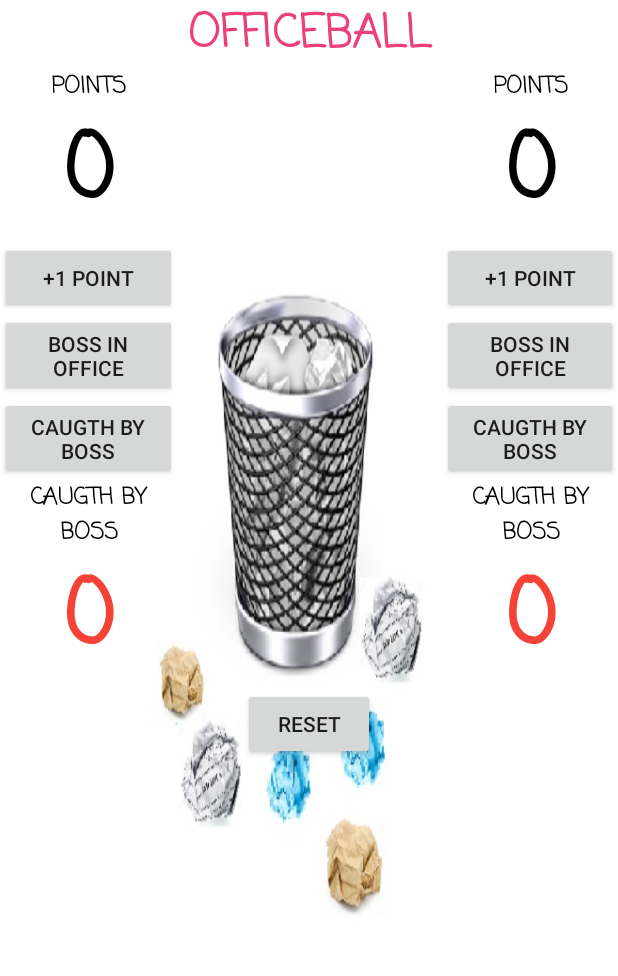
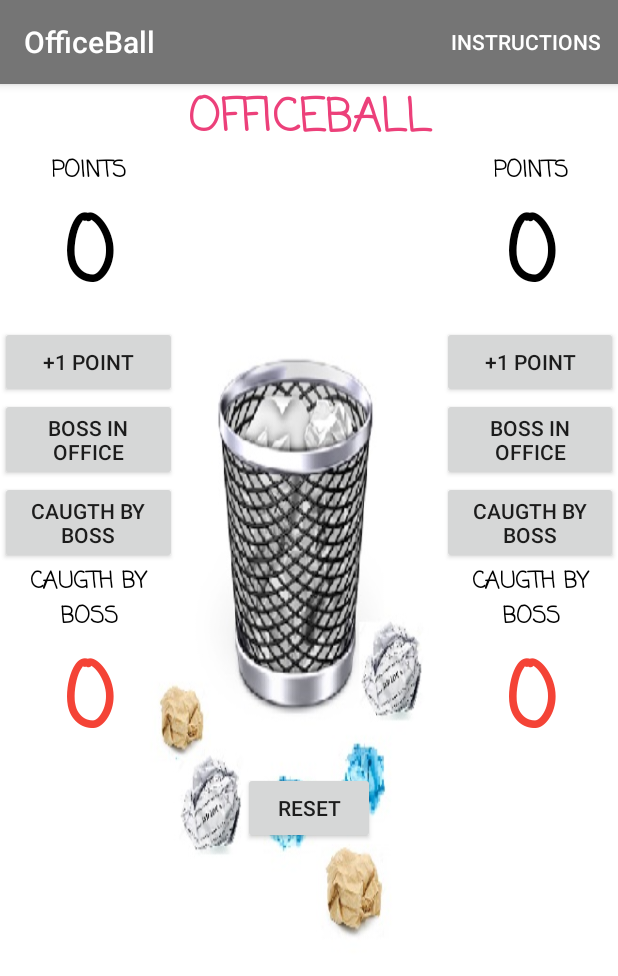
Before and after one commit to mmoresco35/OfficeBall, an Android app: the screen it shows after launch (MainActivity), after a tap on "RESET", on a phone screen of 412 x 824 dp. Shown: the top 976 px of the screen. Run offline under Robolectric (Android 15) with nearby library versions, the phone set to English and light mode, and no system bars.

```diff
--- a/app/src/main/java/com/example/android/officeball/MainActivity.java
+++ b/app/src/main/java/com/example/android/officeball/MainActivity.java
@@ -1,29 +1,29 @@
 package com.example.android.officeball;
 
+import android.app.AlertDialog;
+import android.app.Dialog;
+import android.app.DialogFragment;
+import android.content.DialogInterface;
 import android.media.MediaPlayer;
-import android.os.CountDownTimer;
 import android.support.v7.app.AppCompatActivity;
 import android.os.Bundle;
-import android.text.Layout;
+import android.view.Menu;
+import android.view.MenuItem;
 import android.view.View;
-import android.widget.Button;
 import android.widget.LinearLayout;
-import android.widget.RelativeLayout;
 import android.widget.TextView;
 import android.widget.Toast;
 
-import static android.icu.lang.UCharacter.GraphemeClusterBreak.L;
-import static android.icu.lang.UCharacter.GraphemeClusterBreak.V;
 import static android.widget.Toast.makeText;
-import static com.example.android.officeball.R.string.points;
 
 public class MainActivity extends AppCompatActivity {
 
     private MediaPlayer bossPlayer;
     int pointsA = 0;
     int cBossA = 0;
-    int pointsB =0;
+    int pointsB = 0;
     int cBossB = 0;
+
     /**
      * Fragment's state saved.
      */
@@ -56,7 +56,25 @@ public class MainActivity extends AppCompatActivity {
         setData();
     }
 
-    private void setData(){
+    public boolean onCreateOptionsMenu(Menu menu) {
+        //"inflamos" el menu
+        getMenuInflater().inflate(R.menu.menu, menu);
+        return true;
+    }
+
+    public boolean onOptionsItemSelected(MenuItem item) {
+        showInstructions();
+
+        return true;
+    }
+
+    public void showInstructions(){
+        DiaInstructions diaInstructions = new DiaInstructions();
+        diaInstructions.show(getFragmentManager(), getString(R.string.instructions));
+    }
+
+
+    private void setData() {
         TextView textViewA = (TextView) findViewById(R.id.tvpointsA);
         textViewA.setText(Integer.toString(pointsA));
 
@@ -71,69 +89,70 @@ public class MainActivity extends AppCompatActivity {
 
     }
 
-    public void incrasePointsA (View view){
+    public void incrasePointsA(View view) {
         pointsA++;
         setData();
     }
 
-    public void incrasePointsB (View view){
+    public void incrasePointsB(View view) {
         pointsB++;
         setData();
     }
 
-    public void pointBossA (View view){
-        pointsA +=3;
-        setData();
-    }
-    public void pointBossB (View view){
-        pointsB +=3;
+    public void pointBossA(View view) {
+        pointsA += 3;
         setData();
     }
 
-    public void reset (View view){
-        pointsA=0;
-        pointsB=0;
-        cBossA=0;
-        cBossB=0;
+    public void pointBossB(View view) {
+        pointsB += 3;
+        setData();
+    }
+
+    public void reset(View view) {
+        pointsA = 0;
+        pointsB = 0;
+        cBossA = 0;
+        cBossB = 0;
         LinearLayout layout = (LinearLayout) findViewById(R.id.data);
         layout.setVisibility(View.VISIBLE);
-        LinearLayout lineatLayout = (LinearLayout)findViewById(R.id.activity_main);
+        LinearLayout lineatLayout = (LinearLayout) findViewById(R.id.activity_main);
         lineatLayout.setBackgroundResource(R.drawable.papelera);
         setData();
     }
 
-    public void caugthA (View view){
-        pointsA -=5;
-        cBossA ++;
+    public void caugthA(View view) {
+        pointsA -= 5;
+        cBossA++;
 
-        if (cBossA==3){
+        if (cBossA == 3) {
             boss();
         }
-        if (pointsA<0) {
+        if (pointsA < 0) {
             pointsA = 0;
         }
 
         setData();
     }
 
-    public void caugthB (View view){
-        pointsB -=5;
-        cBossB ++;
+    public void caugthB(View view) {
+        pointsB -= 5;
+        cBossB++;
 
-        if (cBossB==3){
+        if (cBossB == 3) {
             boss();
         }
-        if (pointsB<0) {
+        if (pointsB < 0) {
             pointsB = 0;
         }
 
         setData();
     }
 
-    public void boss (){
+    public void boss() {
         LinearLayout layout = (LinearLayout) findViewById(R.id.data);
         layout.setVisibility(View.INVISIBLE);
-        LinearLayout linearLayout = (LinearLayout)findViewById(R.id.activity_main);
+        LinearLayout linearLayout = (LinearLayout) findViewById(R.id.activity_main);
         linearLayout.setBackgroundResource(R.drawable.boss);
         bossPlayer = MediaPlayer.create(this, R.raw.boss);
         bossPlayer.start();
--- /dev/null
+++ b/app/src/main/res/menu/menu.xml
@@ -0,0 +1,10 @@
+<?xml version="1.0" encoding="utf-8"?>
+<menu xmlns:android="http://schemas.android.com/apk/res/android"
+    xmlns:app="http://schemas.android.com/apk/res-auto">
+
+
+    <item android:title="@string/instructions"
+        android:id="@+id/menuInstructions"
+        app:showAsAction="always" />
+
+</menu>
--- a/app/src/main/res/values/colors.xml
+++ b/app/src/main/res/values/colors.xml
@@ -1,7 +1,7 @@
 <?xml version="1.0" encoding="utf-8"?>
 <resources>
-    <color name="colorPrimary">#3F51B5</color>
-    <color name="colorPrimaryDark">#303F9F</color>
+    <color name="colorPrimary">#757575</color>
+    <color name="colorPrimaryDark">#424242</color>
     <color name="colorAccent">#FF4081</color>
     <color name="texColorboss">#F44336</color>
     <color name="texColortittle">#EC407A</color>
--- a/app/src/main/res/values/styles.xml
+++ b/app/src/main/res/values/styles.xml
@@ -6,8 +6,7 @@
         <item name="colorPrimary">@color/colorPrimary</item>
         <item name="colorPrimaryDark">@color/colorPrimaryDark</item>
         <item name="colorAccent">@color/colorAccent</item>
-        <item name="windowActionBar">false</item>
-        <item name="windowNoTitle">true</item>
+
 
     </style>
 
```
Also changed, not shown: app/src/main/java/com/example/android/officeball/DiaInstructions.java (added, +27 -0 lines), app/src/main/res/values/strings.xml (+10 -0 lines).
